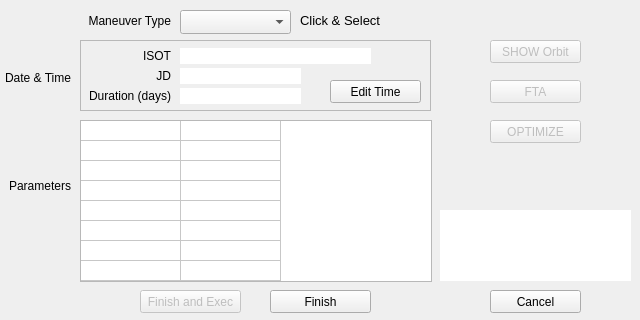
First picture: the form in source/ui/editmandialog.ui, repository whiskie14142/SolarSystemVoyager, before the edit.
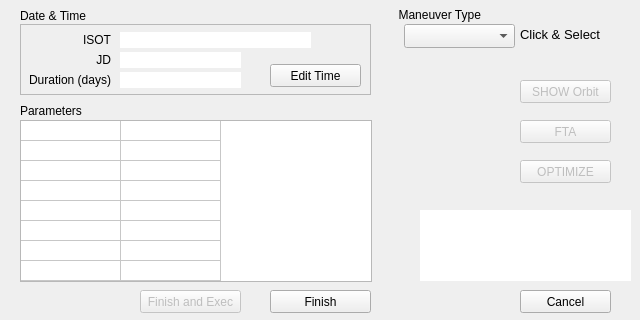
Second picture: the form after the edit.

The edit to the form file:
```diff
--- a/source/ui/editmandialog.ui
+++ b/source/ui/editmandialog.ui
@@ -34,8 +34,8 @@
   <widget class="QLabel" name="label">
    <property name="geometry">
     <rect>
-     <x>60</x>
-     <y>10</y>
+     <x>370</x>
+     <y>4</y>
      <width>111</width>
      <height>21</height>
     </rect>
@@ -50,8 +50,8 @@
   <widget class="QComboBox" name="mantype">
    <property name="geometry">
     <rect>
-     <x>180</x>
-     <y>10</y>
+     <x>404</x>
+     <y>24</y>
      <width>111</width>
      <height>24</height>
     </rect>
@@ -76,9 +76,9 @@
   <widget class="QLabel" name="label_time">
    <property name="geometry">
     <rect>
-     <x>0</x>
-     <y>70</y>
-     <width>71</width>
+     <x>20</x>
+     <y>8</y>
+     <width>101</width>
      <height>16</height>
     </rect>
    </property>
@@ -86,29 +86,29 @@
     <string>Date &amp; Time</string>
    </property>
    <property name="alignment">
-    <set>Qt::AlignRight|Qt::AlignTrailing|Qt::AlignVCenter</set>
+    <set>Qt::AlignLeading|Qt::AlignLeft|Qt::AlignVCenter</set>
    </property>
   </widget>
   <widget class="QLabel" name="label_5">
    <property name="geometry">
     <rect>
-     <x>0</x>
-     <y>170</y>
-     <width>71</width>
-     <height>31</height>
+     <x>20</x>
+     <y>100</y>
+     <width>101</width>
+     <height>21</height>
     </rect>
    </property>
    <property name="text">
     <string>Parameters</string>
    </property>
    <property name="alignment">
-    <set>Qt::AlignRight|Qt::AlignTrailing|Qt::AlignVCenter</set>
+    <set>Qt::AlignLeading|Qt::AlignLeft|Qt::AlignVCenter</set>
    </property>
   </widget>
   <widget class="QTableWidget" name="parameters">
    <property name="geometry">
     <rect>
-     <x>80</x>
+     <x>20</x>
      <y>120</y>
      <width>352</width>
      <height>162</height>
@@ -174,7 +174,7 @@
   <widget class="QPushButton" name="cancelbutton">
    <property name="geometry">
     <rect>
-     <x>490</x>
+     <x>520</x>
      <y>290</y>
      <width>91</width>
      <height>23</height>
@@ -196,8 +196,8 @@
    </property>
    <property name="geometry">
     <rect>
-     <x>490</x>
-     <y>40</y>
+     <x>520</x>
+     <y>80</y>
      <width>91</width>
      <height>23</height>
     </rect>
@@ -218,8 +218,8 @@
    </property>
    <property name="geometry">
     <rect>
-     <x>490</x>
-     <y>80</y>
+     <x>520</x>
+     <y>120</y>
      <width>91</width>
      <height>23</height>
     </rect>
@@ -262,8 +262,8 @@
    </property>
    <property name="geometry">
     <rect>
-     <x>490</x>
-     <y>120</y>
+     <x>520</x>
+     <y>160</y>
      <width>91</width>
      <height>23</height>
     </rect>
@@ -281,8 +281,8 @@
   <widget class="QLabel" name="label_Click">
    <property name="geometry">
     <rect>
-     <x>300</x>
-     <y>10</y>
+     <x>520</x>
+     <y>24</y>
      <width>111</width>
      <height>21</height>
     </rect>
@@ -300,9 +300,9 @@
   <widget class="QPlainTextEdit" name="sysMessage">
    <property name="geometry">
     <rect>
-     <x>440</x>
+     <x>420</x>
      <y>210</y>
-     <width>191</width>
+     <width>211</width>
      <height>71</height>
     </rect>
    </property>
@@ -336,8 +336,8 @@
   <widget class="QFrame" name="frameDT">
    <property name="geometry">
     <rect>
-     <x>80</x>
-     <y>40</y>
+     <x>20</x>
+     <y>24</y>
      <width>351</width>
      <height>71</height>
     </rect>
```
Left out of the diff: 2 changed lines with no effect on the pictures.
